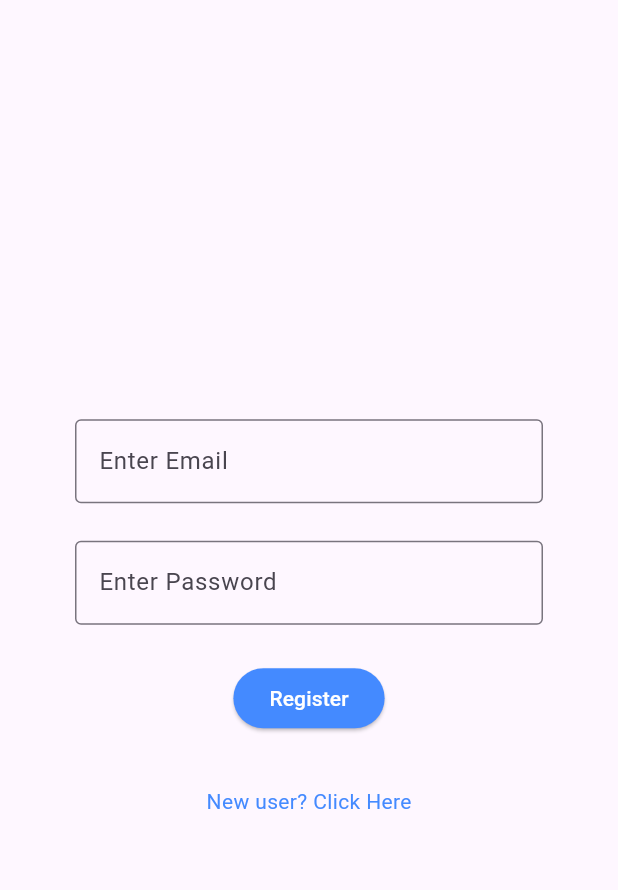
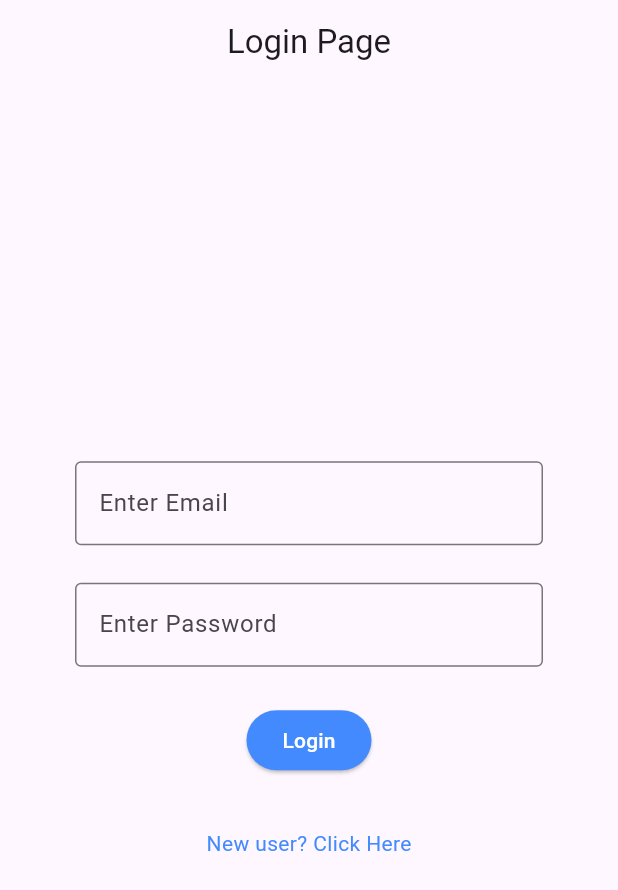
Before and after one commit to jamydevelop/Notes-App-Firebase-ProgrammingKnowledge, a Flutter app: the screen it shows after launch, after a tap on "Already have an account? Click Here", on a phone screen of 412 x 824 dp. Shown: the top 890 px of the screen. Run offline on Flutter 3.47's test engine with Material 3 defaults, Android fonts, the phone set to English and light mode, and no system bars; our stand-ins replace firebase_auth, firebase_core; accounts and stored records are empty.

Commit message:
misc files

```diff
--- a/notes_app/lib/login.dart
+++ b/notes_app/lib/login.dart
@@ -1,4 +1,6 @@
+import 'package:firebase_auth/firebase_auth.dart';
 import 'package:flutter/material.dart';
+import 'package:notes_app/home.dart';
 import 'package:notes_app/register.dart';
 
 class LoginPage extends StatelessWidget {
@@ -10,6 +12,10 @@ class LoginPage extends StatelessWidget {
   @override
   Widget build(BuildContext context) {
     return Scaffold(
+      appBar: AppBar(
+        title: Text('Login Page'),
+        centerTitle: true,
+      ),
       body: Padding(
         padding: const EdgeInsets.all(50.0),
         child: Column(
@@ -44,16 +50,31 @@ class LoginPage extends StatelessWidget {
                       )
                   );
                 } else {
-                  ScaffoldMessenger.of(context).showSnackBar(
-                      SnackBar(
-                          backgroundColor: Colors.green,
-                          content: Text('Register Success!'))
-                  );
+
+                  try {
+                    FirebaseAuth.instance.signInWithEmailAndPassword(email: email, password: pass)
+                        .then((value){
+
+                      ScaffoldMessenger.of(context).showSnackBar(
+                          SnackBar(
+                              backgroundColor: Colors.green,
+                              content: Text('Login Success!'))
+                      );
+
+                      Navigator.pushReplacement(
+                          context,
+                          MaterialPageRoute(builder: (context) => HomePage()));
+
+                    });
+                  } catch (err) {
+                    print(err);
+                  }
+
                 }
               },
               style: ElevatedButton.styleFrom(backgroundColor: Colors.blueAccent),
               child: Text(
-                'Register',
+                'Login',
                 style: TextStyle(color: Colors.white),
               ),
             ),
--- a/notes_app/lib/register.dart
+++ b/notes_app/lib/register.dart
@@ -11,6 +11,10 @@ class RegisterPage extends StatelessWidget {
   @override
   Widget build(BuildContext context) {
     return Scaffold(
+      appBar: AppBar(
+        title: Text('Register Page'),
+        centerTitle: true,
+      ),
       body: Padding(
         padding: const EdgeInsets.all(50.0),
         child: Column(
```
